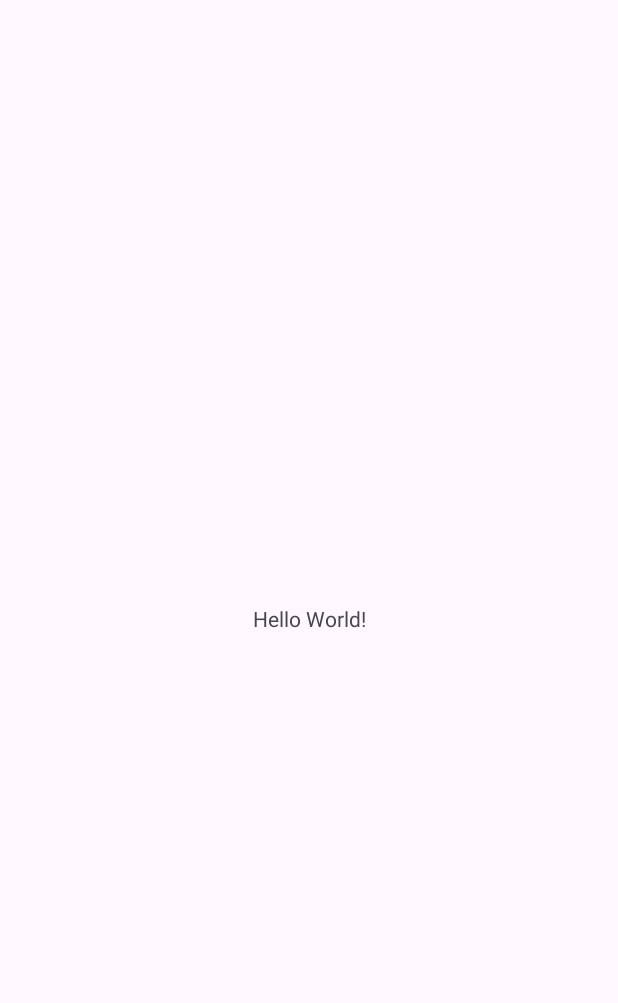
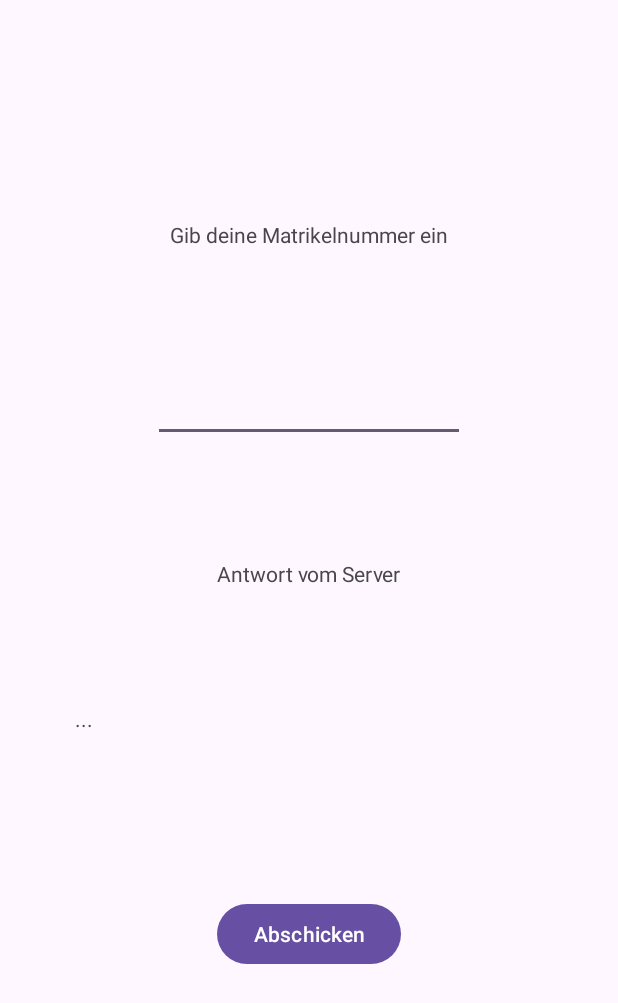
Before and after one commit to KevinSappl/SE2Einzelabgabe, an Android app: the screen it shows after launch (MainActivity), on a phone screen of 412 x 824 dp. Before the commit the part shown is almost empty. Shown: the top 1003 px of the screen. Run offline under Robolectric (Android 15) with nearby library versions, the phone set to English and light mode, and no system bars.

Commit message:
2.1 Implemented Matrikelnummer TCP Example

```diff
--- a/app/src/main/AndroidManifest.xml
+++ b/app/src/main/AndroidManifest.xml
@@ -1,7 +1,7 @@
 <?xml version="1.0" encoding="utf-8"?>
 <manifest xmlns:android="http://schemas.android.com/apk/res/android"
     xmlns:tools="http://schemas.android.com/tools">
-
+    <uses-permission android:name="android.permission.INTERNET" />
     <application
         android:allowBackup="true"
         android:dataExtractionRules="@xml/data_extraction_rules"
@@ -22,5 +22,4 @@
             </intent-filter>
         </activity>
     </application>
-
 </manifest>
--- a/app/src/main/res/layout/activity_main.xml
+++ b/app/src/main/res/layout/activity_main.xml
@@ -8,12 +8,70 @@
     tools:context=".MainActivity">
 
     <TextView
+        android:id="@+id/textView5"
         android:layout_width="wrap_content"
         android:layout_height="wrap_content"
-        android:text="Hello World!"
+        android:text="@string/gib_deine_matrikelnummer_ein"
         app:layout_constraintBottom_toBottomOf="parent"
         app:layout_constraintEnd_toEndOf="parent"
         app:layout_constraintStart_toStartOf="parent"
-        app:layout_constraintTop_toTopOf="parent" />
+        app:layout_constraintTop_toTopOf="parent"
+        app:layout_constraintVertical_bias="0.182"
+        tools:visibility="visible" />
+
+    <EditText
+        android:id="@+id/matNrInput"
+        android:layout_width="208dp"
+        android:layout_height="51dp"
+        android:layout_marginStart="32dp"
+        android:layout_marginEnd="32dp"
+        android:autofillHints="Matrikelnummer"
+        android:ems="10"
+        android:inputType="number"
+        app:layout_constraintBottom_toTopOf="@+id/textView3"
+        app:layout_constraintEnd_toEndOf="parent"
+        app:layout_constraintStart_toStartOf="parent"
+        app:layout_constraintTop_toBottomOf="@+id/textView5" />
+
+    <TextView
+        android:id="@+id/textView3"
+        android:layout_width="wrap_content"
+        android:layout_height="wrap_content"
+        android:layout_marginStart="140dp"
+        android:layout_marginEnd="140dp"
+        android:text="@string/antwort_vom_server"
+        app:layout_constraintBottom_toTopOf="@+id/serverOutput"
+        app:layout_constraintEnd_toEndOf="parent"
+        app:layout_constraintStart_toStartOf="parent"
+        app:layout_constraintTop_toBottomOf="@+id/matNrInput"
+        tools:visibility="visible" />
+
+    <TextView
+        android:id="@+id/serverOutput"
+        android:layout_width="0dp"
+        android:layout_height="wrap_content"
+        android:layout_marginStart="50dp"
+        android:layout_marginEnd="50dp"
+        android:layout_marginBottom="32dp"
+        android:text="..."
+        app:layout_constraintBottom_toTopOf="@+id/button"
+        app:layout_constraintEnd_toEndOf="parent"
+        app:layout_constraintHorizontal_bias="0.0"
+        app:layout_constraintStart_toStartOf="parent"
+        app:layout_constraintTop_toBottomOf="@+id/textView3" />
+
+    <Button
+        android:id="@+id/button"
+        android:layout_width="wrap_content"
+        android:layout_height="wrap_content"
+        android:layout_marginStart="160dp"
+        android:layout_marginEnd="160dp"
+        android:layout_marginBottom="100dp"
+        android:onClick="sendMatNrToServer"
+        android:text="@string/abschicken"
+        app:layout_constraintBottom_toBottomOf="parent"
+        app:layout_constraintEnd_toEndOf="parent"
+        app:layout_constraintStart_toStartOf="parent"
+        app:layout_constraintTop_toBottomOf="@+id/serverOutput" />
 
 </androidx.constraintlayout.widget.ConstraintLayout>
--- a/app/src/main/res/values/strings.xml
+++ b/app/src/main/res/values/strings.xml
@@ -1,3 +1,6 @@
 <resources>
     <string name="app_name">SE2Einzelabgabe_12203498</string>
+    <string name="abschicken">Abschicken</string>
+    <string name="antwort_vom_server">Antwort vom Server</string>
+    <string name="gib_deine_matrikelnummer_ein">Gib deine Matrikelnummer ein</string>
 </resources>
```
Also changed, not shown: app/src/main/java/com/example/se2einzelabgabe_12203498/MainActivity.java (+48 -0 lines), 3 other files.
